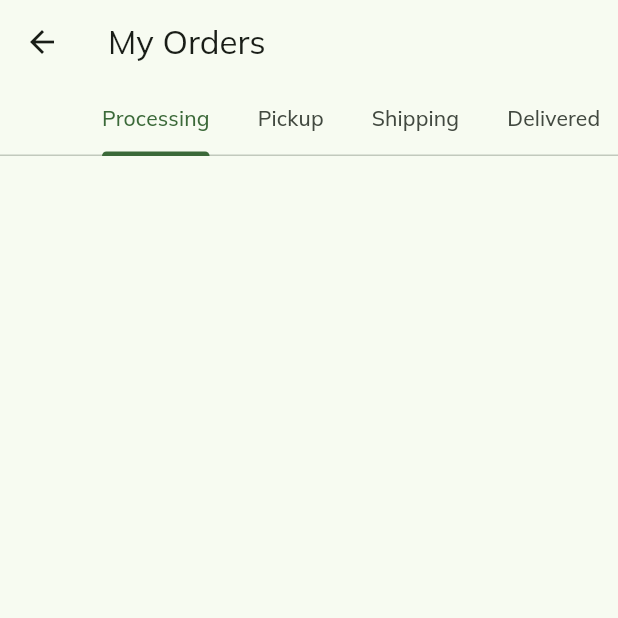
After one commit to Ibrahim-K98han/AgriPlanet_Flutter_UI, a Flutter app: the OrderPages screen opened directly, on a phone screen of 412 x 824 dp, the top half of it. The commit adds this screen. Run offline on Flutter 3.47's test engine with Material 2 defaults, Android fonts, the phone set to English and light mode, and no system bars; our stand-ins replace badges, flutter_iconly, google_fonts.

```diff
--- /dev/null
+++ b/lib/pages/orders_pages.dart
@@ -0,0 +1,29 @@
+import 'package:flutter/material.dart';
+
+class OrderPages extends StatelessWidget {
+  const OrderPages({super.key});
+
+  @override
+  Widget build(BuildContext context) {
+    final tabs = ['Processing', 'Pickup', 'Shipping', 'Delivered'];
+    return DefaultTabController(
+      length: tabs.length,
+      child: Scaffold(
+        appBar: AppBar(
+          title: Text('My Orders'),
+          bottom: TabBar(
+            isScrollable: true,
+            tabs: List.generate(
+              tabs.length,
+              (index) {
+                return Tab(
+                  text: tabs[index],
+                );
+              },
+            ),
+          ),
+        ),
+      ),
+    );
+  }
+}
```
Also changed, not shown: lib/pages/progile_page.dart (+59 -1 lines).
